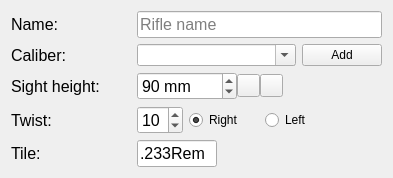
First picture: the form in ui_templates/catalog_rifle.ui, repository o-murphy/archer_ballistics_constructor, before the edit.
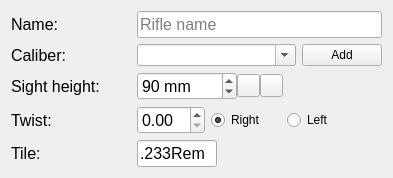
Second picture: the form after the edit. Icons and pictures are not drawn.

Commit message: rifle filter added

```diff
--- a/ui_templates/catalog_rifle.ui
+++ b/ui_templates/catalog_rifle.ui
@@ -400,19 +400,13 @@
        <number>0</number>
       </property>
       <item>
-       <widget class="QSpinBox" name="twist">
+       <widget class="QDoubleSpinBox" name="twist">
         <property name="sizePolicy">
          <sizepolicy hsizetype="Minimum" vsizetype="Preferred">
           <horstretch>0</horstretch>
           <verstretch>0</verstretch>
          </sizepolicy>
         </property>
-        <property name="maximumSize">
-         <size>
-          <width>50</width>
-          <height>16777215</height>
-         </size>
-        </property>
         <property name="font">
          <font>
           <pointsize>12</pointsize>
@@ -421,15 +415,6 @@
         <property name="styleSheet">
          <string notr="true"/>
         </property>
-        <property name="suffix">
-         <string/>
-        </property>
-        <property name="maximum">
-         <number>20</number>
-        </property>
-        <property name="value">
-         <number>10</number>
-        </property>
        </widget>
       </item>
       <item>
@@ -485,7 +470,7 @@
       <item>
        <spacer name="horizontalSpacer_5">
         <property name="sizePolicy">
-         <sizepolicy hsizetype="Expanding" vsizetype="Preferred">
+         <sizepolicy hsizetype="Preferred" vsizetype="Minimum">
           <horstretch>0</horstretch>
           <verstretch>0</verstretch>
          </sizepolicy>
```
Left out of the diff: 2 changed lines with no effect on the pictures. The commit also changes 24 other files.
